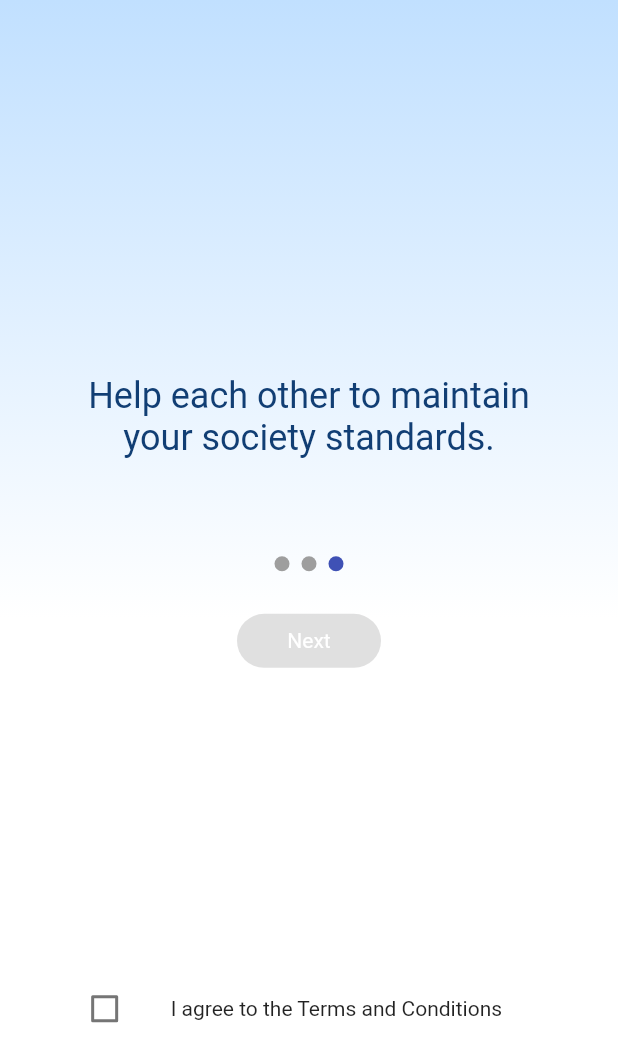
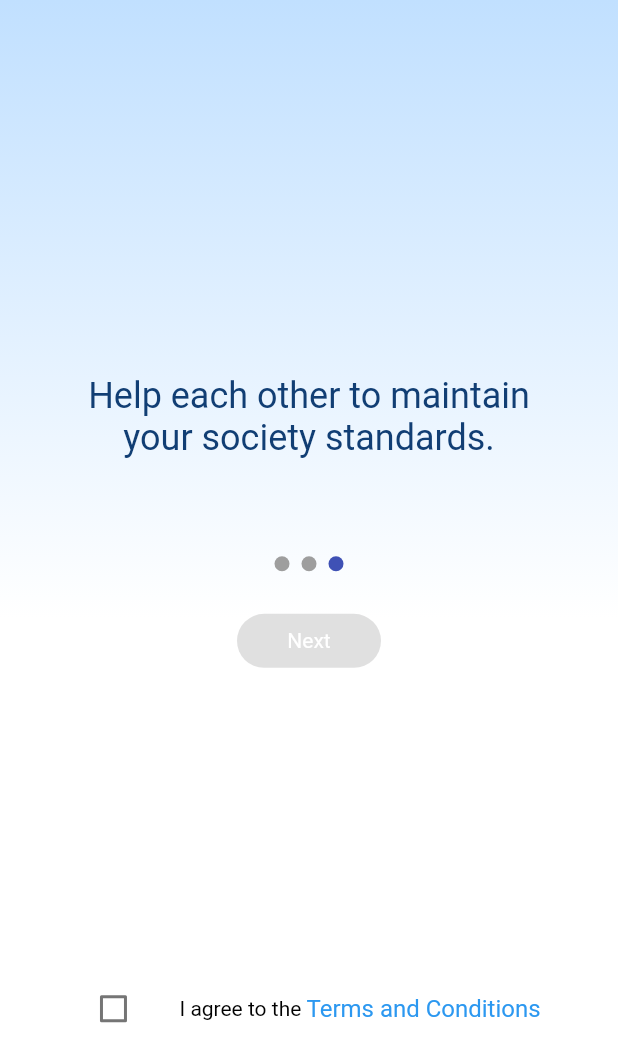
Before and after one commit to Intech-mobile-app/flutter-mobile-app, a Flutter app: the screen it shows after launch, swiped to page 3, on a phone screen of 412 x 824 dp. Shown: the top 1062 px of the screen. Run offline on Flutter 3.47's test engine with Material 2 defaults, Android fonts, the phone set to English and light mode, and no system bars; drawn by our look-alikes of smooth_page_indicator; our stand-ins replace pinput, shared_preferences.

Commit message:
Link-otpBox-Updated

```diff
--- a/fl_mobile_intech_frontend/lib/Kickoffs/Auth/otp.dart
+++ b/fl_mobile_intech_frontend/lib/Kickoffs/Auth/otp.dart
@@ -1,5 +1,4 @@
 import 'dart:ui';
-
 import 'package:fl_mobile_intech/Kickoffs/Auth/otp_request.dart';
 import 'package:fl_mobile_intech/Kickoffs/Auth/request_from_api.dart';
 import 'package:fl_mobile_intech/MyColors.dart';
--- a/fl_mobile_intech_frontend/lib/Kickoffs/OnBoarding/onboarding3.dart
+++ b/fl_mobile_intech_frontend/lib/Kickoffs/OnBoarding/onboarding3.dart
@@ -1,9 +1,11 @@
 import 'package:fl_mobile_intech/Kickoffs/Auth/otp.dart';
+import 'package:flutter/gestures.dart';
 
 import 'package:flutter/material.dart';
 import 'package:fl_mobile_intech/MyColors.dart';
 import 'package:shared_preferences/shared_preferences.dart';
 import 'package:smooth_page_indicator/smooth_page_indicator.dart';
+import 'package:url_launcher/url_launcher.dart';
 
 class OnBoardingScreen3 extends StatefulWidget {
   final PageController pageController;
@@ -74,11 +76,10 @@ class _OnBoardingScreen3State extends State<OnBoardingScreen3> {
               child: ElevatedButton(
                 style: ElevatedButton.styleFrom(
                   primary: MyColors.BUTTON_ENABLED,
-                shape: RoundedRectangleBorder(
-                  borderRadius: BorderRadius.circular(200),
+                  shape: RoundedRectangleBorder(
+                    borderRadius: BorderRadius.circular(200),
+                  ),
                 ),
-                ),
-
                 onPressed: _checkValue == true
                     ? () {
                         _prefs.setInt('newUser', 1);
@@ -118,13 +119,31 @@ class _OnBoardingScreen3State extends State<OnBoardingScreen3> {
                       SizedBox(
                         width: 20,
                       ),
-                      Expanded(
-                        child: Text(
-                          'I agree to the Terms and Conditions',
-                          style: TextStyle(
-                              fontSize: 14, fontWeight: FontWeight.w400),
-                        ),
+                      Text(
+                        "I agree to the ",
+                        style: TextStyle(
+                            color: MyColors.BLACK_TEXT,
+                            fontSize: 14,
+                            fontWeight: FontWeight.w400),
                       ),
+                      RichText(
+                        text: TextSpan(children: [
+                          TextSpan(
+                              text: 'Terms and Conditions',
+                              style: TextStyle(
+                                  color: MyColors.COLOR_APP_PRIMARY,
+                                  fontSize: 16,
+                                  fontWeight: FontWeight.w400),
+                              recognizer: TapGestureRecognizer()
+                                ..onTap = () async {
+                                  final url =
+                                      'https://github.com/flutter/gallery/';
+                                  if (await canLaunch(url)) {
+                                    await launch(url);
+                                  }
+                                })
+                        ]),
+                      )
                     ],
                   ),
                 ),
--- a/fl_mobile_intech_frontend/lib/main.dart
+++ b/fl_mobile_intech_frontend/lib/main.dart
@@ -1,5 +1,4 @@
 import 'dart:async';
-
 import 'package:fl_mobile_intech/Kickoffs/Auth/otp.dart';
 import 'package:fl_mobile_intech/Kickoffs/OnBoarding/onboarding.dart';
 
--- a/fl_mobile_intech_frontend/pubspec.yaml
+++ b/fl_mobile_intech_frontend/pubspec.yaml
@@ -28,6 +28,7 @@ dependencies:
   smooth_page_indicator: ^0.2.3
   http: ^0.13.1
   pinput: ^1.2.0
+  url_launcher: ^6.0.3
 
 dev_dependencies:
   flutter_test:
```
Also changed, not shown: fl_mobile_intech_frontend/lib/Kickoffs/Auth/otp_request.dart (+13 -12 lines), fl_mobile_intech_frontend/pubspec.lock.
